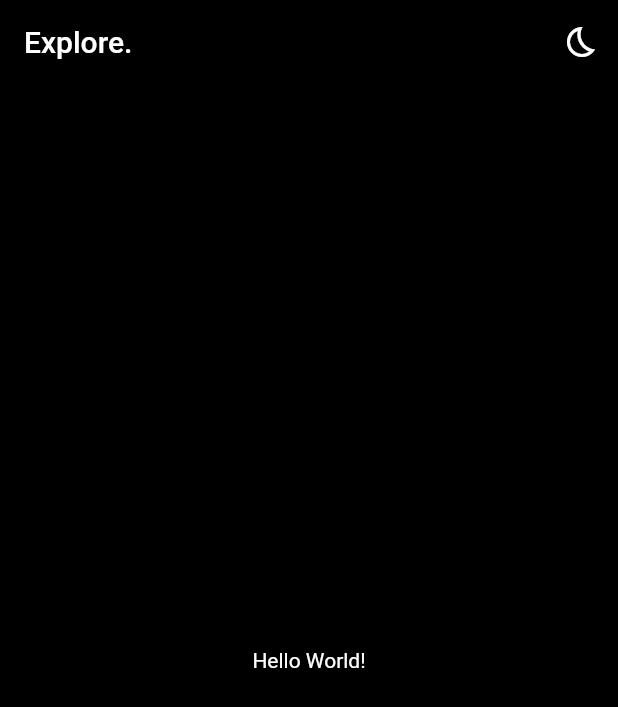
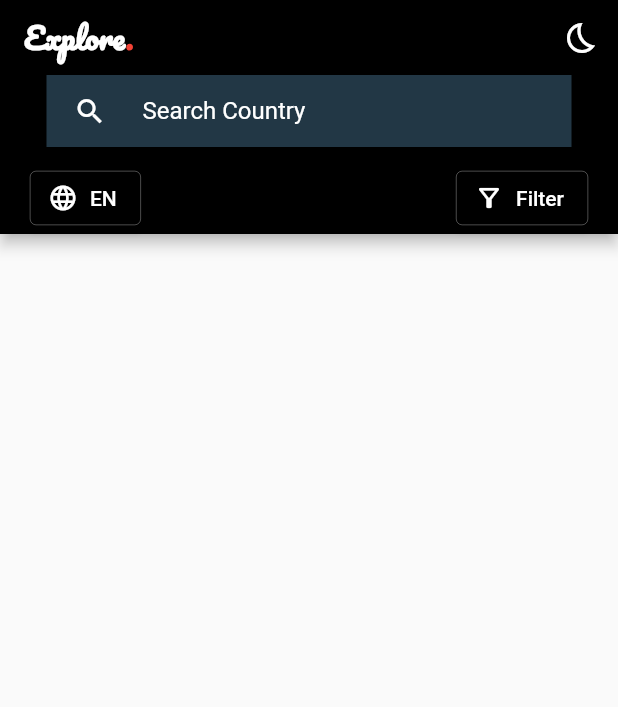
Before and after one commit to Abaxx/country_list, a Flutter app: the screen it shows after launch, on a phone screen of 412 x 824 dp. Shown: the top 707 px of the screen. Run offline on Flutter 3.47's test engine with Material 2 defaults, Android fonts, the phone set to English and light mode, and no system bars; our stand-ins replace adaptive_theme.

Commit message:
Completed App Bar

```diff
--- a/lib/main.dart
+++ b/lib/main.dart
@@ -1,4 +1,5 @@
 import 'package:flutter/material.dart';
+import 'package:adaptive_theme/adaptive_theme.dart';
 
 void main() {
   runApp(const MyApp());
@@ -10,28 +11,28 @@ class MyApp extends StatelessWidget {
   // This widget is the root of your application.
   @override
   Widget build(BuildContext context) {
-    return MaterialApp(
-      title: 'Flutter Demo',
-      theme: ThemeData(
-        // This is the theme of your application.
-        //
-        // Try running your application with "flutter run". You'll see the
-        // application has a blue toolbar. Then, without quitting the app, try
-        // changing the primarySwatch below to Colors.green and then invoke
-        // "hot reload" (press "r" in the console where you ran "flutter run",
-        // or simply save your changes to "hot reload" in a Flutter IDE).
-        // Notice that the counter didn't reset back to zero; the application
-        // is not restarted.
+    return AdaptiveTheme(
+      light: ThemeData(
+        brightness: Brightness.light,
         primarySwatch: Colors.blue,
       ),
-      debugShowCheckedModeBanner: false,
-      home: const MyHomePage(title: 'Explore.'),
+      dark: ThemeData(
+        brightness: Brightness.dark,
+        primarySwatch: Colors.blue,
+      ),
+      initial: AdaptiveThemeMode.light,
+      builder: (theme,darkTheme)=> MaterialApp(
+        title: 'Flutter Demo',
+        theme: theme,
+        darkTheme: darkTheme,
+        debugShowCheckedModeBanner: false,
+        home: const MyHomePage(),),
     );
   }
 }
 
 class MyHomePage extends StatefulWidget {
-  const MyHomePage({Key? key, required this.title}) : super(key: key);
+  const MyHomePage({Key? key}) : super(key: key);
 
   // This widget is the home page of your application. It is stateful, meaning
   // that it has a State object (defined below) that contains fields that affect
@@ -42,13 +43,13 @@ class MyHomePage extends StatefulWidget {
   // used by the build method of the State. Fields in a Widget subclass are
   // always marked "final".
 
-  final String title;
-
   @override
   State<MyHomePage> createState() => _MyHomePageState();
 }
 
 class _MyHomePageState extends State<MyHomePage> {
+
+  TextEditingController search = TextEditingController();
 
   @override
   Widget build(BuildContext context) {
@@ -62,16 +63,65 @@ class _MyHomePageState extends State<MyHomePage> {
       appBar: AppBar(
         // Here we take the value from the MyHomePage object that was created by
         // the App.build method, and use it to set our appbar title.
-        title: Text(widget.title,style: const TextStyle(color: Colors.white),),
+        title: RichText(text: const TextSpan(text:'Explore',style: TextStyle(color: Colors.white,fontWeight: FontWeight.bold,fontSize: 20,fontFamily: "Pacifico"),
+            children: [TextSpan(text: '.',style: TextStyle(color: Colors.red,fontWeight: FontWeight.bold,fontFamily: "Pacifico"))]),),
+        scrolledUnderElevation: 1,
         actions: [IconButton(onPressed: (){
-          //AdaptiveTheme.of(context).toggleThemeMode();
-        }, icon: const Icon(Icons.bedtime_outlined))
+          AdaptiveTheme.of(context).toggleThemeMode();
+        }, icon: const Icon(Icons.bedtime_outlined),
+        )
         ],
         backgroundColor: Colors.black,
+        bottom: PreferredSize(
+          preferredSize: Size.fromHeight(100),
+          child: Column(
+            children: [
+              Container(
+                width: 350,
+                height: 48,
+                color: Color(0xff223745),
+                margin: const EdgeInsets.only(left: 20,right: 20,bottom: 10),
+                child: TextField(
+                  controller: search,
+                  style: TextStyle(color: Colors.white),
+                  decoration: InputDecoration(
+                    border: InputBorder.none,
+
+                    icon: IconButton(onPressed: (){},icon: const Icon(Icons.search_sharp,size: 22,),color: Colors.white,
+                      padding: EdgeInsets.only(left: 10) ,),
+                   // fillColor: Color(0xff223745),filled: true,
+                    label: const Text('Search Country',style: TextStyle(color: Colors.white,),textAlign: TextAlign.center,),
+                  ),
+                ),
+              ),
+              Container(
+                padding: EdgeInsets.symmetric(horizontal: 20),
+                child: Row(
+                  mainAxisAlignment: MainAxisAlignment.spaceBetween,
+                  children: [
+                    ElevatedButton.icon(onPressed: (){}, icon: Icon(Icons.language_outlined,size: 20,),label: Text('EN'),
+                      style: ElevatedButton.styleFrom(
+                        primary: Colors.black,
+                        side: BorderSide(color: Colors.white,width: 0.2),
+                      ),
+                    ),
+                    ElevatedButton.icon(onPressed: (){}, icon: Icon(Icons.filter_alt_outlined,size: 20,),label: const Text('Filter'),
+                      style: ElevatedButton.styleFrom(primary: Colors.black,
+                        side: BorderSide(color: Colors.white,width: 0.2),
+                      ),
+                    ),
+                  ],
+                ),
+              )
+            ],
+          ),
+        )
       ),
-      backgroundColor: Colors.black,
-      body: const Center(
-        child: Text('Hello World!', style: TextStyle(color: Colors.white),)
+      //backgroundColor: Colors.black,
+      body: Center(
+        child: ListView(
+          children: [],
+        ),
       ),
     );
   }
```
Also changed, not shown: pubspec.yaml (+4 -4 lines), 1 other file.
